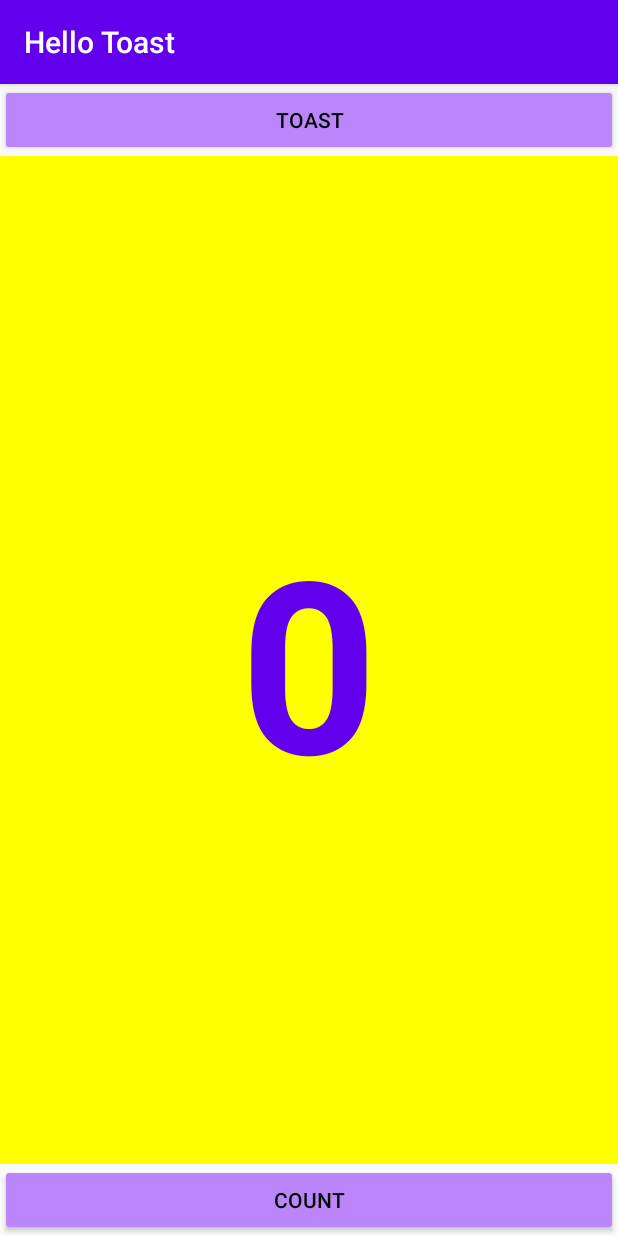
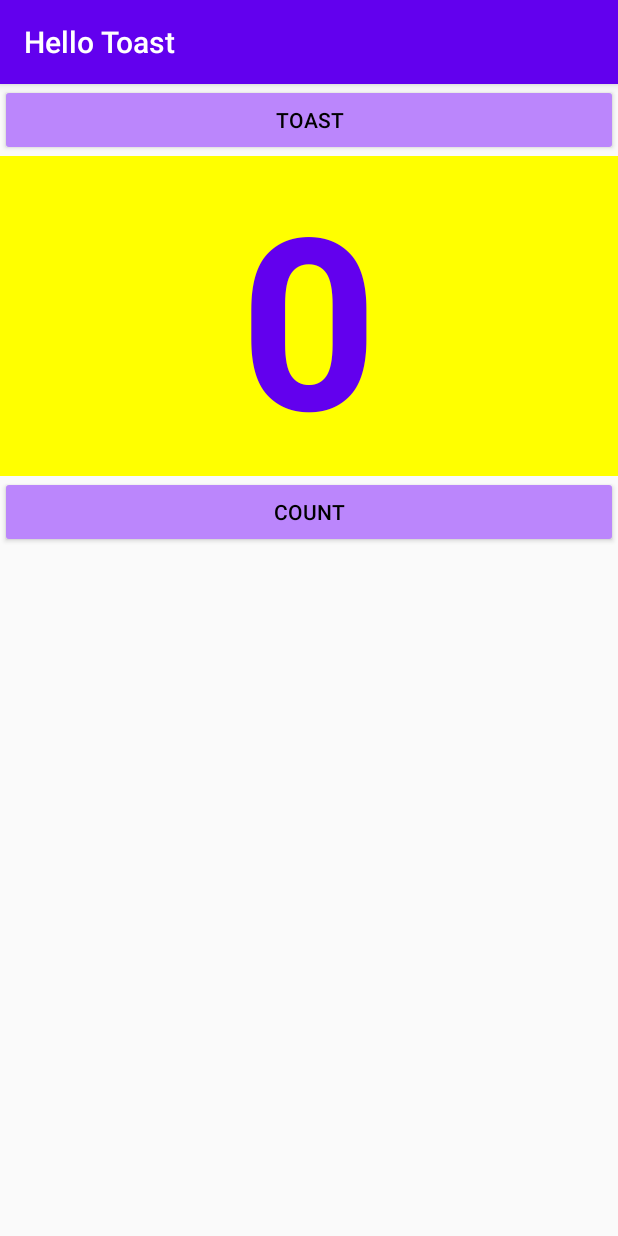
Before and after one commit to vvt2001/Codelab1.2B, an Android app: the screen it shows after launch (MainActivity), on a phone screen of 412 x 824 dp. Run offline under Robolectric (Android 15) with nearby library versions, the phone set to English and light mode, and no system bars.

```diff
--- /dev/null
+++ b/app/src/main/res/layout-land/activity_main.xml
@@ -0,0 +1,51 @@
+<?xml version="1.0" encoding="utf-8"?>
+<android.support.constraint.ConstraintLayout
+    xmlns:android="http://schemas.android.com/apk/res/android"
+    xmlns:tools="http://schemas.android.com/tools"
+    xmlns:app="http://schemas.android.com/apk/res-auto"
+    android:layout_width="match_parent"
+    android:layout_height="match_parent"
+    tools:context=".MainActivity">
+
+    <Button
+        android:id="@+id/button_count"
+        android:layout_width="0dp"
+        android:layout_height="wrap_content"
+        android:backgroundTint="@color/purple_200"
+        android:text="@string/button_label_count"
+        android:textColor="@android:color/black"
+        app:layout_constraintBottom_toBottomOf="parent"
+        app:layout_constraintEnd_toEndOf="parent"
+        app:layout_constraintStart_toStartOf="parent"
+        android:onClick="countUp"/>
+
+    <Button
+        android:id="@+id/button_toast"
+        android:layout_width="0dp"
+        android:layout_height="wrap_content"
+        android:backgroundTint="@color/purple_200"
+        android:text="@string/button_label_toast"
+        android:textColor="@android:color/black"
+        app:layout_constraintEnd_toEndOf="parent"
+        app:layout_constraintHorizontal_bias="0.498"
+        app:layout_constraintStart_toStartOf="parent"
+        app:layout_constraintTop_toTopOf="parent"
+        android:onClick="showToast" />
+
+    <TextView
+        android:id="@+id/show_count"
+        android:layout_width="0dp"
+        android:layout_height="0dp"
+        android:background="#FFFF00"
+        android:gravity="center|center_horizontal"
+        android:text="@string/count_initial_value"
+        android:textColor="@color/purple_500"
+        android:textSize="120sp"
+        android:textStyle="bold"
+        app:layout_constraintBottom_toTopOf="@+id/button_count"
+        app:layout_constraintEnd_toEndOf="parent"
+        app:layout_constraintHorizontal_bias="0.0"
+        app:layout_constraintStart_toStartOf="parent"
+        app:layout_constraintTop_toBottomOf="@+id/button_toast"
+        app:layout_constraintVertical_bias="0.0" />
+</android.support.constraint.ConstraintLayout>
--- /dev/null
+++ b/app/src/main/res/layout-sw600dp/activity_main.xml
@@ -0,0 +1,47 @@
+<?xml version="1.0" encoding="utf-8"?>
+<android.support.constraint.ConstraintLayout xmlns:android="http://schemas.android.com/apk/res/android"
+    xmlns:app="http://schemas.android.com/apk/res-auto"
+    xmlns:tools="http://schemas.android.com/tools"
+    android:layout_width="match_parent"
+    android:layout_height="match_parent"
+    tools:context=".MainActivity">
+
+    <Button
+        android:id="@+id/button_count"
+        android:layout_width="399dp"
+        android:layout_height="wrap_content"
+        android:backgroundTint="@color/purple_200"
+        android:onClick="countUp"
+        android:text="@string/button_label_count"
+        android:textColor="@android:color/black"
+        android:textSize="60sp"
+        app:layout_constraintBaseline_toBaselineOf="@+id/button_toast"
+        app:layout_constraintStart_toEndOf="@+id/button_toast" />
+
+    <Button
+        android:id="@+id/button_toast"
+        android:layout_width="398dp"
+        android:layout_height="wrap_content"
+        android:backgroundTint="@color/purple_200"
+        android:onClick="showToast"
+        android:text="@string/button_label_toast"
+        android:textColor="@android:color/black"
+        android:textSize="60sp"
+        app:layout_constraintStart_toStartOf="parent"
+        app:layout_constraintTop_toTopOf="parent" />
+
+    <TextView
+        android:id="@+id/show_count"
+        android:layout_width="0dp"
+        android:layout_height="0dp"
+        android:background="#FFFF00"
+        android:gravity="center|center_horizontal"
+        android:text="@string/count_initial_value"
+        android:textColor="@color/purple_500"
+        android:textSize="200sp"
+        android:textStyle="bold"
+        app:layout_constraintBottom_toBottomOf="parent"
+        app:layout_constraintEnd_toEndOf="parent"
+        app:layout_constraintStart_toStartOf="parent"
+        app:layout_constraintTop_toBottomOf="@+id/button_toast" />
+</android.support.constraint.ConstraintLayout>
--- a/app/src/main/res/layout/activity_main.xml
+++ b/app/src/main/res/layout/activity_main.xml
@@ -1,51 +1,48 @@
 <?xml version="1.0" encoding="utf-8"?>
-<android.support.constraint.ConstraintLayout
+<RelativeLayout
     xmlns:android="http://schemas.android.com/apk/res/android"
     xmlns:tools="http://schemas.android.com/tools"
     xmlns:app="http://schemas.android.com/apk/res-auto"
     android:layout_width="match_parent"
     android:layout_height="match_parent"
+    android:orientation="vertical"
     tools:context=".MainActivity">
 
     <Button
-        android:id="@+id/button_count"
-        android:layout_width="0dp"
-        android:layout_height="wrap_content"
-        android:backgroundTint="@color/purple_200"
-        android:text="@string/button_label_count"
-        android:textColor="@android:color/black"
-        app:layout_constraintBottom_toBottomOf="parent"
-        app:layout_constraintEnd_toEndOf="parent"
-        app:layout_constraintStart_toStartOf="parent"
-        android:onClick="countUp"/>
-
-    <Button
         android:id="@+id/button_toast"
-        android:layout_width="0dp"
+        android:layout_width="match_parent"
         android:layout_height="wrap_content"
         android:backgroundTint="@color/purple_200"
         android:text="@string/button_label_toast"
         android:textColor="@android:color/black"
-        app:layout_constraintEnd_toEndOf="parent"
         app:layout_constraintHorizontal_bias="0.498"
-        app:layout_constraintStart_toStartOf="parent"
-        app:layout_constraintTop_toTopOf="parent"
         android:onClick="showToast" />
 
     <TextView
         android:id="@+id/show_count"
-        android:layout_width="0dp"
-        android:layout_height="0dp"
+        android:layout_width="match_parent"
+        android:layout_height="wrap_content"
         android:background="#FFFF00"
         android:gravity="center|center_horizontal"
         android:text="@string/count_initial_value"
         android:textColor="@color/purple_500"
         android:textSize="160sp"
         android:textStyle="bold"
-        app:layout_constraintBottom_toTopOf="@+id/button_count"
-        app:layout_constraintEnd_toEndOf="parent"
         app:layout_constraintHorizontal_bias="0.0"
-        app:layout_constraintStart_toStartOf="parent"
-        app:layout_constraintTop_toBottomOf="@+id/button_toast"
-        app:layout_constraintVertical_bias="0.0" />
-</android.support.constraint.ConstraintLayout>
+        app:layout_constraintVertical_bias="0.0"
+        android:layout_below="@+id/button_toast"
+        android:layout_alignParentLeft="true"
+        android:layout_alignParentStart="true" />
+
+    <Button
+        android:id="@+id/button_count"
+        android:layout_width="match_parent"
+        android:layout_height="wrap_content"
+        android:backgroundTint="@color/purple_200"
+        android:text="@string/button_label_count"
+        android:textColor="@android:color/black"
+        android:onClick="countUp"
+        android:layout_below="@+id/show_count"
+        android:layout_centerHorizontal="true" />
+
+</RelativeLayout>
```
